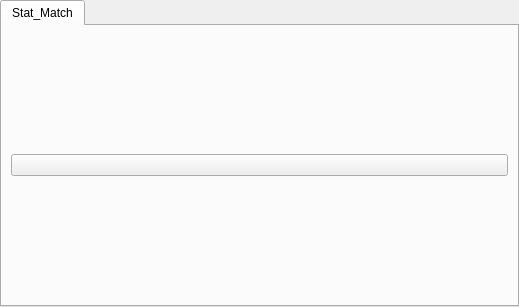
Old version of the form ui/twstatjoueur.ui in the repository flagage/volleyclubstats.
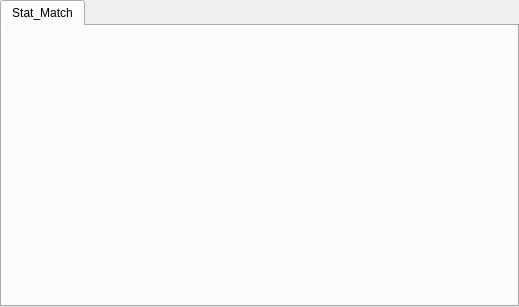
New version of the form.

Patch:
```diff
--- a/ui/twstatjoueur.ui
+++ b/ui/twstatjoueur.ui
@@ -24,13 +24,6 @@
     <item row="0" column="0">
      <layout class="QGridLayout" name="gridLayout"/>
     </item>
-    <item row="1" column="0">
-     <widget class="QPushButton" name="pushButton">
-      <property name="text">
-       <string/>
-      </property>
-     </widget>
-    </item>
    </layout>
   </widget>
  </widget>
```
